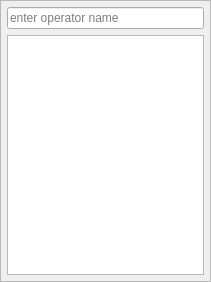
Before: the Qt Designer form zengarden/source/forms/operatorSelector.ui in aedm/zengine, drawn with Qt 5.
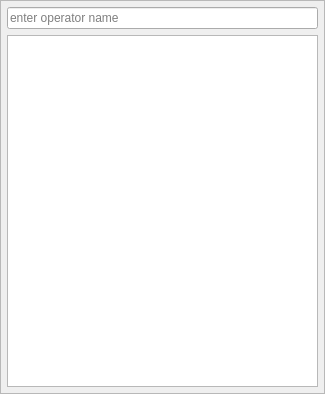
After: the same form once the commit is applied.

Patch:
```diff
--- a/zengarden/source/forms/operatorSelector.ui
+++ b/zengarden/source/forms/operatorSelector.ui
@@ -6,8 +6,8 @@
    <rect>
     <x>0</x>
     <y>0</y>
-    <width>211</width>
-    <height>282</height>
+    <width>325</width>
+    <height>394</height>
    </rect>
   </property>
   <property name="windowTitle">
```
